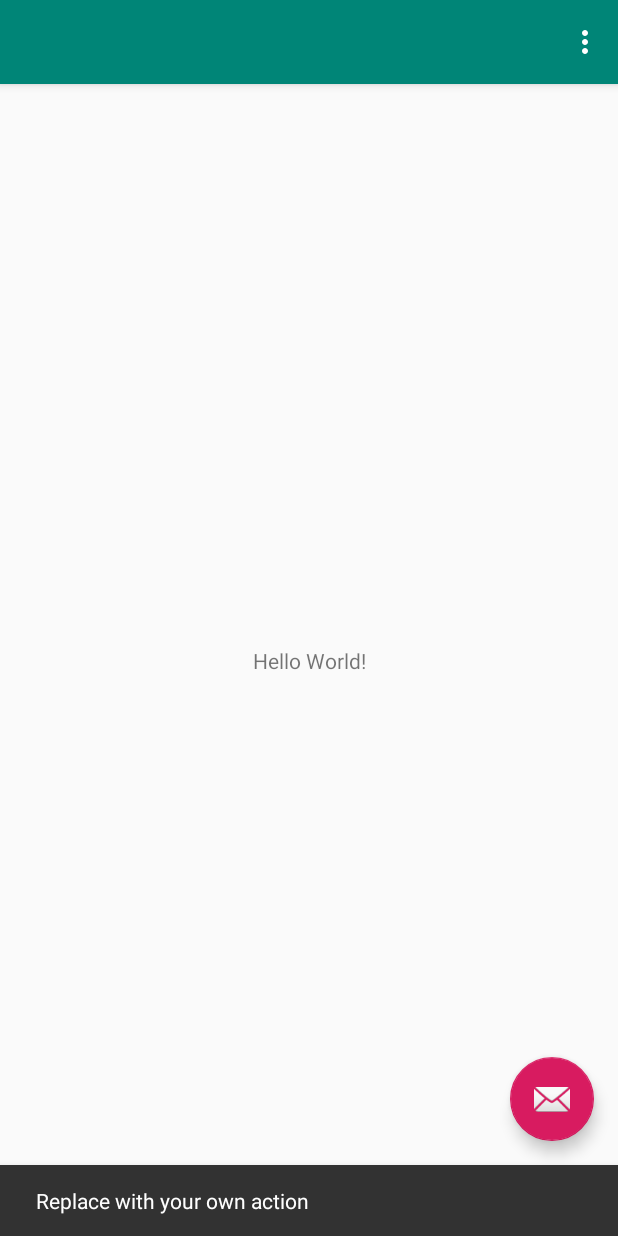
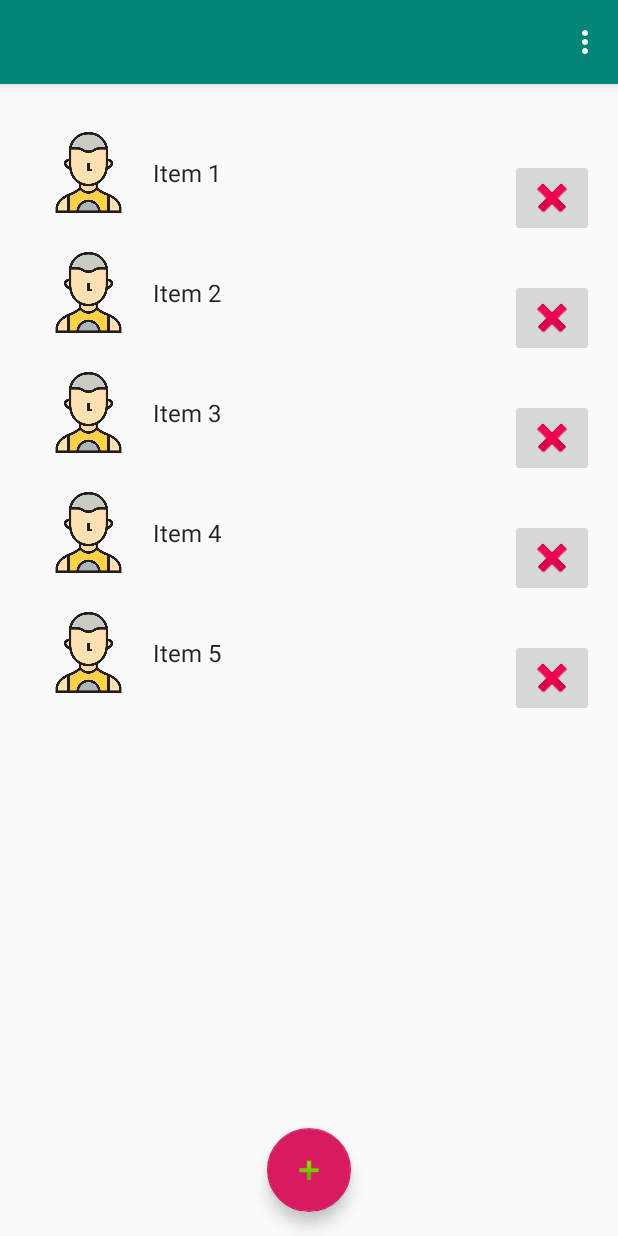
Before and after one commit to lukaszgrudzinski/ContactsApp, an Android app: the screen it shows after launch (MainActivity), after a tap on an icon or button, on a phone screen of 412 x 824 dp. Run offline under Robolectric (Android 15) with nearby library versions, the light colour scheme and no system bars.

Commit message:
MainActivity layout

```diff
--- a/app/build.gradle
+++ b/app/build.gradle
@@ -24,6 +24,9 @@
     implementation 'androidx.appcompat:appcompat:1.0.2'
     implementation 'androidx.constraintlayout:constraintlayout:1.1.3'
     implementation 'com.google.android.material:material:1.0.0'
+    implementation 'com.android.support:design:28.0.0'
+    implementation 'androidx.legacy:legacy-support-v4:1.0.0'
+    implementation 'androidx.recyclerview:recyclerview:1.1.0'
     testImplementation 'junit:junit:4.12'
     androidTestImplementation 'androidx.test.ext:junit:1.1.0'
     androidTestImplementation 'androidx.test.espresso:espresso-core:3.1.1'
--- /dev/null
+++ b/app/src/main/java/com/example/contactsapp/ContactFragment.java
@@ -0,0 +1,97 @@
+package com.example.contactsapp;
+
+import android.content.Context;
+import android.os.Bundle;
+
+import androidx.fragment.app.Fragment;
+import androidx.recyclerview.widget.LinearLayoutManager;
+import androidx.recyclerview.widget.RecyclerView;
+
+import android.view.LayoutInflater;
+import android.view.View;
+import android.view.ViewGroup;
+
+import com.example.contactsapp.contacts.ContactListContent;
+
+/**
+ * A fragment representing a list of Items.
+ * <p/>
+ * Activities containing this fragment MUST implement the {@link OnListFragmentInteractionListener}
+ * interface.
+ */
+public class ContactFragment extends Fragment {
+
+    private MyContactRecyclerViewAdapter mRecyclerViewAdapter;
+
+
+    private OnListFragmentInteractionListener mListener;
+
+    /**
+     * Mandatory empty constructor for the fragment manager to instantiate the
+     * fragment (e.g. upon screen orientation changes).
+     */
+    public ContactFragment() {
+    }
+
+    public void notifyDataChange()
+    {
+        mRecyclerViewAdapter.notifyDataSetChanged();
+    }
+
+    @Override
+    public void onCreate(Bundle savedInstanceState) {
+        super.onCreate(savedInstanceState);
+
+    }
+
+    @Override
+    public View onCreateView(LayoutInflater inflater, ViewGroup container,
+                             Bundle savedInstanceState) {
+        View view = inflater.inflate(R.layout.fragment_contact_list, container, false);
+
+        // Set the adapter
+        if (view instanceof RecyclerView) {
+            Context context = view.getContext();
+            RecyclerView recyclerView = (RecyclerView) view;
+            recyclerView.setLayoutManager(new LinearLayoutManager(context));
+            mRecyclerViewAdapter = new MyContactRecyclerViewAdapter(ContactListContent.ITEMS,mListener);
+            recyclerView.setAdapter(mRecyclerViewAdapter);
+        }
+        return view;
+    }
+
+
+    @Override
+    public void onAttach(Context context) {
+        super.onAttach(context);
+        if (context instanceof OnListFragmentInteractionListener) {
+            mListener = (OnListFragmentInteractionListener) context;
+        } else {
+            throw new RuntimeException(context.toString()
+                    + " must implement OnListFragmentInteractionListener");
+        }
+    }
+
+    @Override
+    public void onDetach() {
+        super.onDetach();
+        mListener = null;
+    }
+
+    /**
+     * This interface must be implemented by activities that contain this
+     * fragment to allow an interaction in this fragment to be communicated
+     * to the activity and potentially other fragments contained in that
+     * activity.
+     * <p/>
+     * See the Android Training lesson <a href=
+     * "http://developer.android.com/training/basics/fragments/communicating.html"
+     * >Communicating with Other Fragments</a> for more information.
+     */
+    public interface OnListFragmentInteractionListener {
+        // TODO: Update argument type and name
+        void onListFragmentClickInteraction(ContactListContent.Contact contact, int position);
+        void onListFragmentLongClickInteraction(int position);
+
+    }
+}
--- a/app/src/main/java/com/example/contactsapp/MainActivity.java
+++ b/app/src/main/java/com/example/contactsapp/MainActivity.java
@@ -2,6 +2,7 @@
 
 import android.os.Bundle;
 
+import com.example.contactsapp.contacts.ContactListContent;
 import com.google.android.material.floatingactionbutton.FloatingActionButton;
 import com.google.android.material.snackbar.Snackbar;
 
@@ -12,7 +13,7 @@
 import android.view.Menu;
 import android.view.MenuItem;
 
-public class MainActivity extends AppCompatActivity {
+public class MainActivity extends AppCompatActivity implements ContactFragment.OnListFragmentInteractionListener {
 
     @Override
     protected void onCreate(Bundle savedInstanceState) {
@@ -25,10 +26,10 @@
         fab.setOnClickListener(new View.OnClickListener() {
             @Override
             public void onClick(View view) {
-                Snackbar.make(view, "Replace with your own action", Snackbar.LENGTH_LONG)
-                        .setAction("Action", null).show();
+                AddNewContact();
             }
         });
+
     }
 
     @Override
@@ -52,4 +53,20 @@
 
         return super.onOptionsItemSelected(item);
     }
+
+    @Override
+    public void onListFragmentClickInteraction(ContactListContent.Contact contact, int position) {
+
+    }
+
+    @Override
+    public void onListFragmentLongClickInteraction(int position) {
+
+    }
+
+    public void AddNewContact()
+    {
+
+        ((ContactFragment) getSupportFragmentManager().findFragmentById(R.id.contactFragment)).notifyDataChange();
+    }
 }
--- /dev/null
+++ b/app/src/main/java/com/example/contactsapp/MyContactRecyclerViewAdapter.java
@@ -0,0 +1,82 @@
+package com.example.contactsapp;
+
+import androidx.recyclerview.widget.RecyclerView;
+
+import android.content.Context;
+import android.view.LayoutInflater;
+import android.view.View;
+import android.view.ViewGroup;
+import android.widget.ImageView;
+import android.widget.TextView;
+
+import com.example.contactsapp.ContactFragment.OnListFragmentInteractionListener;
+import com.example.contactsapp.contacts.ContactListContent.Contact;
+
+import java.util.List;
+
+/**
+ * {@link RecyclerView.Adapter} that can display a {@link Contact} and makes a call to the
+ * specified {@link OnListFragmentInteractionListener}.
+ * TODO: Replace the implementation with code for your data type.
+ */
+public class MyContactRecyclerViewAdapter extends RecyclerView.Adapter<MyContactRecyclerViewAdapter.ViewHolder> {
+
+    private final List<Contact> mValues;
+    private final OnListFragmentInteractionListener mListener;
+
+    public MyContactRecyclerViewAdapter(List<Contact> items, OnListFragmentInteractionListener listener) {
+        mValues = items;
+        mListener = listener;
+    }
+
+    @Override
+    public ViewHolder onCreateViewHolder(ViewGroup parent, int viewType) {
+        View view = LayoutInflater.from(parent.getContext())
+                .inflate(R.layout.fragment_contact, parent, false);
+        return new ViewHolder(view);
+    }
+
+    @Override
+    public void onBindViewHolder(final ViewHolder holder, final int position) {
+        Contact contact = mValues.get(position);
+        holder.mItem = contact;
+        holder.mNameView.setText(contact.name);
+        Context context = holder.mView.getContext();
+        holder.mItemImageView.setImageDrawable(context.getResources().getDrawable(R.drawable.user0));
+
+        holder.mView.setOnClickListener(new View.OnClickListener() {
+            @Override
+            public void onClick(View v) {
+                if (null != mListener) {
+                    // Notify the active callbacks interface (the activity, if the
+                    // fragment is attached to one) that an item has been selected.
+                    mListener.onListFragmentClickInteraction(holder.mItem,position);
+                }
+            }
+        });
+    }
+
+    @Override
+    public int getItemCount() {
+        return mValues.size();
+    }
+
+    public class ViewHolder extends RecyclerView.ViewHolder {
+        public final View mView;
+        public final TextView mNameView;
+        public final ImageView mItemImageView;
+        public Contact mItem;
+
+        public ViewHolder(View view) {
+            super(view);
+            mView = view;
+            mNameView = (TextView) view.findViewById(R.id.content);
+            mItemImageView = (ImageView) view.findViewById(R.id.item_image);
+        }
+
+        @Override
+        public String toString() {
+            return super.toString() + " '" + mNameView.getText() + "'";
+        }
+    }
+}
--- /dev/null
+++ b/app/src/main/java/com/example/contactsapp/contacts/ContactListContent.java
@@ -0,0 +1,74 @@
+package com.example.contactsapp.contacts;
+
+import java.util.ArrayList;
+import java.util.Date;
+import java.util.HashMap;
+import java.util.List;
+import java.util.Map;
+
+/**
+ * Helper class for providing sample content for user interfaces created by
+ * Android template wizards.
+ * <p>
+ * TODO: Replace all uses of this class before publishing your app.
+ */
+public class ContactListContent {
+
+    /**
+     * An array of sample (dummy) items.
+     */
+    public static final List<Contact> ITEMS = new ArrayList<Contact>();
+
+    /**
+     * A map of sample (dummy) items, by ID.
+     */
+    public static final Map<String, Contact> ITEM_MAP = new HashMap<String, Contact>();
+
+    private static final int COUNT = 5;
+
+    static {
+        // Add some sample items.
+        for (int i = 1; i <= COUNT; i++) {
+            addItem(createDummyItem(i));
+        }
+    }
+
+    public static void addItem(Contact item) {
+        ITEMS.add(item);
+        ITEM_MAP.put(item.id, item);
+    }
+
+    private static Contact createDummyItem(int position) {
+        return new Contact(String.valueOf(position), "Item " + position, makeDetails(position),new Date(),"drawable/user0");
+    }
+
+    private static String makeDetails(int position) {
+        StringBuilder builder = new StringBuilder();
+        builder.append("Details about Item: ").append(position);
+        for (int i = 0; i < position; i++) {
+            builder.append("\nMore details information here.");
+        }
+        return builder.toString();
+    }
+
+    public static class Contact {
+        public final String id;
+        public final String name;
+        public final String phoneNumber;
+        public final Date birthday;
+        public final String picPath;
+
+        public Contact(String id, String name, String phoneNumber, Date birthday, String picPath) {
+            this.id = id;
+            this.name = name;
+            this.phoneNumber = phoneNumber;
+            this.birthday = birthday;
+            this.picPath = picPath;
+        }
+
+        @Override
+        public String toString() {
+            return name;
+        }
+    }
+}
--- a/app/src/main/res/layout/activity_main.xml
+++ b/app/src/main/res/layout/activity_main.xml
@@ -26,8 +26,8 @@
         android:id="@+id/fab"
         android:layout_width="wrap_content"
         android:layout_height="wrap_content"
-        android:layout_gravity="bottom|end"
+        android:layout_gravity="bottom|center"
         android:layout_margin="@dimen/fab_margin"
-        app:srcCompat="@android:drawable/ic_dialog_email" />
+        app:srcCompat="@android:drawable/ic_input_add" />
 
 </androidx.coordinatorlayout.widget.CoordinatorLayout>
--- a/app/src/main/res/layout/content_main.xml
+++ b/app/src/main/res/layout/content_main.xml
@@ -8,13 +8,17 @@
     tools:context=".MainActivity"
     tools:showIn="@layout/activity_main">
 
-    <TextView
-        android:layout_width="wrap_content"
-        android:layout_height="wrap_content"
-        android:text="Hello World!"
-        app:layout_constraintBottom_toBottomOf="parent"
-        app:layout_constraintLeft_toLeftOf="parent"
-        app:layout_constraintRight_toRightOf="parent"
-        app:layout_constraintTop_toTopOf="parent" />
+    <fragment
+        android:id="@+id/contactFragment"
+        android:name="com.example.contactsapp.ContactFragment"
+        android:layout_width="match_parent"
+        android:layout_height="match_parent"
+        android:layout_margin="16dp"
+        app:layout_constraintBottom_toTopOf="parent"
+        app:layout_constraintEnd_toEndOf="parent"
+        app:layout_constraintStart_toStartOf="parent"
+        app:layout_constraintTop_toTopOf="parent"
+        tools:layout="@layout/fragment_contact_list"/>
+
 
 </androidx.constraintlayout.widget.ConstraintLayout>
--- /dev/null
+++ b/app/src/main/res/layout/fragment_contact.xml
@@ -0,0 +1,42 @@
+<?xml version="1.0" encoding="utf-8"?>
+<androidx.constraintlayout.widget.ConstraintLayout
+    xmlns:android="http://schemas.android.com/apk/res/android"
+    xmlns:app="http://schemas.android.com/apk/res-auto"
+    xmlns:tools="http://schemas.android.com/tools"
+    android:layout_width="match_parent"
+    android:layout_height="wrap_content"
+    android:maxHeight="80dp">
+
+    <ImageView
+        android:id="@+id/item_image"
+        android:layout_width="54dp"
+        android:layout_height="54dp"
+        android:layout_margin="@dimen/text_margin"
+        android:scaleType="centerInside"
+        app:layout_constraintBottom_toBottomOf="parent"
+
+        app:layout_constraintStart_toStartOf="parent"
+        app:layout_constraintTop_toTopOf="parent"
+        app:srcCompat="@drawable/user0" />
+    <TextView
+        android:id="@+id/content"
+        android:layout_width="0dp"
+        android:layout_height="wrap_content"
+        android:layout_margin="@dimen/text_margin"
+        android:layout_marginBottom="8dp"
+        android:textAppearance="?attr/textAppearanceListItem"
+        app:layout_constraintBottom_toBottomOf="parent"
+        app:layout_constraintEnd_toEndOf="parent"
+        app:layout_constraintStart_toEndOf="@+id/item_image"
+        app:layout_constraintTop_toTopOf="parent"
+        tools:text="@tools:sample/date/ddmmyy"/>
+
+    <ImageButton
+        android:layout_width="wrap_content"
+        android:layout_height="wrap_content"
+        android:src="@android:drawable/ic_delete"
+        app:layout_constraintBottom_toBottomOf="parent"
+        app:layout_constraintEnd_toEndOf="parent"
+        tools:src="@android:drawable/ic_menu_delete" />
+
+    </androidx.constraintlayout.widget.ConstraintLayout>
--- /dev/null
+++ b/app/src/main/res/layout/fragment_contact_list.xml
@@ -0,0 +1,13 @@
+<?xml version="1.0" encoding="utf-8"?>
+<androidx.recyclerview.widget.RecyclerView xmlns:android="http://schemas.android.com/apk/res/android"
+    xmlns:app="http://schemas.android.com/apk/res-auto"
+    xmlns:tools="http://schemas.android.com/tools"
+    android:id="@+id/list"
+    android:name="com.example.contactsapp.ContactFragment"
+    android:layout_width="match_parent"
+    android:layout_height="match_parent"
+    android:layout_marginLeft="16dp"
+    android:layout_marginRight="16dp"
+    app:layoutManager="LinearLayoutManager"
+    tools:context=".ContactFragment"
+    tools:listitem="@layout/fragment_contact" />
--- a/app/src/main/res/values/dimens.xml
+++ b/app/src/main/res/values/dimens.xml
@@ -1,3 +1,4 @@
 <resources>
     <dimen name="fab_margin">16dp</dimen>
+    <dimen name="text_margin">16dp</dimen>
 </resources>
```
Also changed, not shown: app/src/main/res/drawable/user0.png (added), app/src/main/res/drawable/user1.png (added), app/src/main/res/drawable/user2.png (added), app/src/main/res/drawable/user3.png (added), app/src/main/res/drawable/user4.png (added), app/src/main/res/drawable/user5.png (added), app/src/main/res/drawable/user6.png (added), app/src/main/res/drawable/user7.png (added), app/src/main/res/drawable/user8.png (added), app/src/main/res/drawable/user9.png (added).
